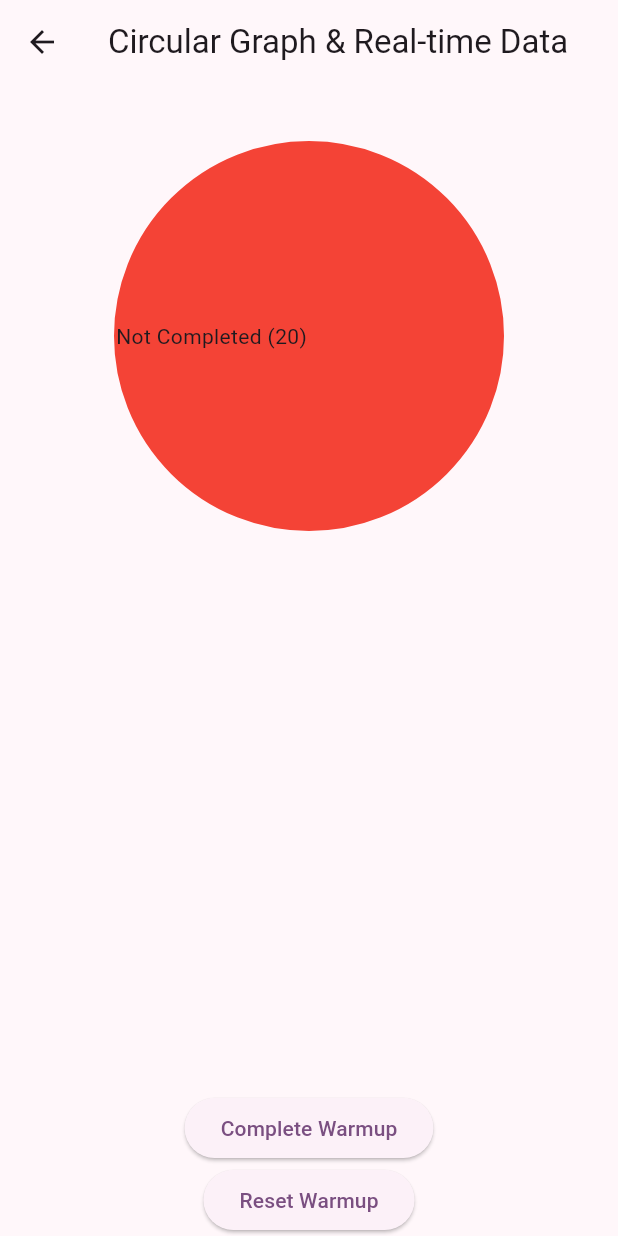
After one commit to abhishekchauhan2204/fitness_app_sample, a Flutter app: the CircularGraphScreen screen opened directly, after a tap on "Complete Warmup", after a tap on "Reset Warmup", on a phone screen of 412 x 824 dp. The commit adds this screen. Run offline on Flutter 3.47's test engine with Material 3 defaults, Android fonts, the phone set to English and light mode, and no system bars; drawn by our look-alikes of fl_chart; our stand-ins replace animated_toggle_switch, cloud_firestore, firebase_auth, firebase_core, table_calendar; accounts and stored records are empty.

Commit message:
by Abhishek

```diff
--- a/lib/Screen/HomeScreen/HomeScreen.dart
+++ b/lib/Screen/HomeScreen/HomeScreen.dart
@@ -2,13 +2,13 @@
 
 import 'package:fitness_app_sample/Screen/ProfileScreen/ProfileScreen.dart';
 import 'package:fitness_app_sample/Screen/TrainingScreen/TrainingScreen.dart';
-import 'package:fitness_app_sample/Widget%20common/textstyle.dart';
 import 'package:flutter/cupertino.dart';
 import 'package:flutter/material.dart';
 
 import '../ActivityScreen/ActivityScreen.dart';
 
 class HomeScreen extends StatefulWidget {
+
   @override
   State<HomeScreen> createState() => _HomeScreenState();
 }
--- a/lib/Screen/TrainingScreen/TrainingScreen.dart
+++ b/lib/Screen/TrainingScreen/TrainingScreen.dart
@@ -1,6 +1,5 @@
 import 'package:cloud_firestore/cloud_firestore.dart';
 import 'package:firebase_auth/firebase_auth.dart';
-import 'package:fitness_app_sample/Screen/ProfileScreen/ProfileScreen.dart';
 import 'package:fitness_app_sample/Screen/WorkoutScreen/FatBurnerHiit/FatburnerhiitScreen.dart';
 import 'package:fitness_app_sample/Screen/WorkoutScreen/WarmupScreen/WarmUpScreen.dart';
 import 'package:flutter/material.dart';
@@ -151,6 +150,7 @@ class _TrainingScreenState extends State<TrainingScreen> {
                 },
               ),SizedBox(height: 30,),
 
+
             ],
           ),
         ),
--- a/lib/Screen/provider/provider.dart
+++ b/lib/Screen/provider/provider.dart
@@ -1,18 +1,91 @@
+import 'package:cloud_firestore/cloud_firestore.dart';
+import 'package:firebase_auth/firebase_auth.dart';
 import 'package:flutter/material.dart';
 
 class WarmupState with ChangeNotifier {
   bool _isCompleted = false;
-
   bool get isCompleted => _isCompleted;
 
-  void completeWarmup() {
+  int completedDays = 0;
+  static const int totalDays = 20;
+
+  List<Map<String, dynamic>> completedHistory = [];
+
+  WarmupState() {
+    _loadInitialData();
+  }
+
+  Future<void> _loadInitialData() async {
+    User? user = FirebaseAuth.instance.currentUser;
+    if (user != null) {
+      var querySnapshot = await FirebaseFirestore.instance
+          .collection('users')
+          .doc(user.uid)
+          .collection('warmupHistory')
+          .orderBy('date', descending: false)
+          .get();
+
+      if (querySnapshot.docs.isNotEmpty) {
+        completedHistory = querySnapshot.docs.map((doc) {
+          return {
+            'date': doc['date'].toDate(),
+            'completedDays': doc['completedDays'],
+          };
+        }).toList();
+        completedDays = completedHistory.length;
+        notifyListeners();
+      }
+    }
+  }
+
+  Future<void> completeWarmup() async {
     _isCompleted = true;
+    notifyListeners();
+    if (completedDays < totalDays) {
+      completedDays++;
+      var now = DateTime.now();
+      completedHistory.add({'date': now, 'completedDays': completedDays});
+      notifyListeners();
+      await _logCompletion(now);
+    }
+  }
+
+  Future<void> resetWarmup() async {
+    _isCompleted = false;
+    completedDays = 0;
+    completedHistory.clear();
+    await _resetFirestore();
     notifyListeners();
   }
 
-  void resetWarmup() {
-    _isCompleted = false;
-    notifyListeners();
+  Future<void> _logCompletion(DateTime date) async {
+    User? user = FirebaseAuth.instance.currentUser;
+    if (user != null) {
+      await FirebaseFirestore.instance
+          .collection('users')
+          .doc(user.uid)
+          .collection('warmupHistory')
+          .add({
+        'completedDays': completedDays,
+        'date': Timestamp.fromDate(date),
+      });
+    }
+  }
+
+  Future<void> _resetFirestore() async {
+    User? user = FirebaseAuth.instance.currentUser;
+    if (user != null) {
+      var batch = FirebaseFirestore.instance.batch();
+      var collection = FirebaseFirestore.instance
+          .collection('users')
+          .doc(user.uid)
+          .collection('warmupHistory');
+      var snapshots = await collection.get();
+      for (var doc in snapshots.docs) {
+        batch.delete(doc.reference);
+      }
+      await batch.commit();
+    }
   }
 }
 
--- /dev/null
+++ b/lib/Widget common/circular graph.dart
@@ -0,0 +1,72 @@
+
+import 'package:fl_chart/fl_chart.dart';
+import 'package:flutter/cupertino.dart';
+import 'package:flutter/material.dart';
+import 'package:provider/provider.dart';
+
+import '../Screen/provider/provider.dart';
+
+class CircularGraphScreen extends StatelessWidget {
+  @override
+  Widget build(BuildContext context) {
+    return Scaffold(
+      appBar: AppBar(
+        title: Text('Circular Graph & Real-time Data'),
+      ),
+      body: Consumer<WarmupState>(
+        builder: (context, warmupState, child) {
+          return Column(
+            children: [
+              Expanded(
+                child: PieChart(
+                  PieChartData(
+                    sections: [
+                      PieChartSectionData(radius: 130,
+                        color: Colors.green,
+                        value: warmupState.completedDays.toDouble(),
+                        title: 'Completed (${warmupState.completedDays})',
+                      ),
+                      PieChartSectionData(radius: 130,
+                        color: Colors.red,
+                        value: (WarmupState.totalDays - warmupState.completedDays).toDouble(),
+                        title: 'Not Completed (${WarmupState.totalDays - warmupState.completedDays})',
+                      ),
+                    ],
+                    borderData: FlBorderData(show: false),
+                    centerSpaceRadius: 0,
+                    sectionsSpace: 0,
+                  ),
+                ),
+              ),Expanded(
+                child: ListView.builder(
+                  itemCount: warmupState.completedHistory.length,
+                  itemBuilder: (context, index) {
+                    var entry = warmupState.completedHistory[index];
+                    var date = entry['date'] as DateTime;
+                    var formattedDate = "${date.day}/${date.month}/${date.year} ${date.hour}:${date.minute}";
+                    return ListTile(
+                      title: Text("Day ${entry['completedDays']}"),
+                      subtitle: Text(formattedDate),
+                    );
+                  },
+                ),
+              ),
+              ElevatedButton(
+                onPressed: () {
+                  warmupState.completeWarmup();
+                },
+                child: Text('Complete Warmup'),
+              ),
+              ElevatedButton(
+                onPressed: () {
+                  warmupState.resetWarmup();
+                },
+                child: Text('Reset Warmup'),
+              ),
+            ],
+          );
+        },
+      ),
+    );
+  }
+}
--- a/pubspec.yaml
+++ b/pubspec.yaml
@@ -50,6 +50,7 @@ dependencies:
   firebase_messaging: ^14.7.19
   flutter_local_notifications: ^17.1.2
   shared_preferences: ^2.2.3
+  fl_chart: ^0.68.0
 
 dev_dependencies:
   flutter_test:
```
Also changed, not shown: lib/Screen/ActivityScreen/ActivityScreen.dart (+7 -2 lines), lib/Screen/ActivityScreen/scheduleitem.dart (+5 -2 lines), pubspec.lock.
